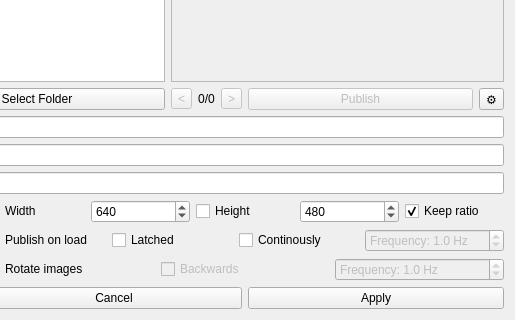
Before: the Qt Designer form src/rqt_image_publisher/rqt_image_publisher.ui in Eruvae/rqt_image_publisher, drawn with Qt 5; both pictures show x 102 to 617 and y 182 to 502 of the 617 by 502 pixel window.
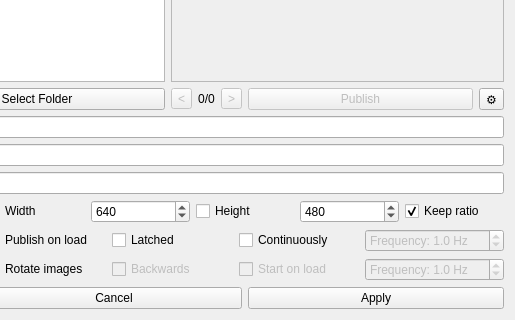
After: the same form once the commit is applied.

Commit message: Implemented continuous publishing and diashow functionality

```diff
--- a/src/rqt_image_publisher/rqt_image_publisher.ui
+++ b/src/rqt_image_publisher/rqt_image_publisher.ui
@@ -209,7 +209,7 @@
         <item>
          <widget class="QCheckBox" name="publishContinouslyCheckBox">
           <property name="text">
-           <string>Continously</string>
+           <string>Continuously</string>
           </property>
          </widget>
         </item>
@@ -263,6 +263,16 @@
           </property>
          </widget>
         </item>
+        <item>
+         <widget class="QCheckBox" name="startDiashowOnLoadCheckBox">
+          <property name="enabled">
+           <bool>false</bool>
+          </property>
+          <property name="text">
+           <string>Start on load</string>
+          </property>
+         </widget>
+        </item>
         <item>
          <widget class="QDoubleSpinBox" name="rotationFrequencySpinBox">
           <property name="enabled">
```
Left out of the diff: 2 changed lines with no effect on the pictures. The commit also changes 2 other files.
